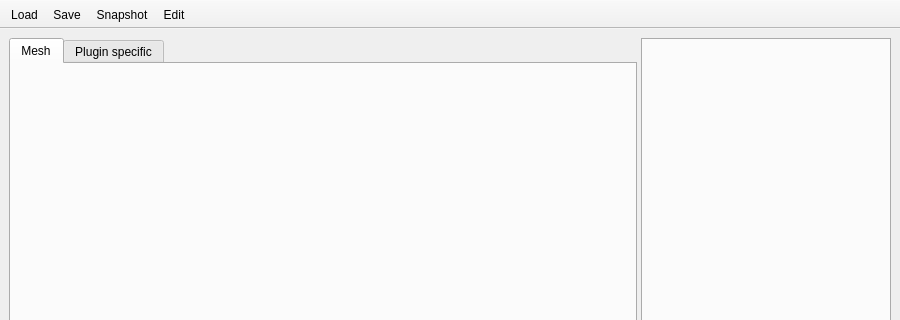
Before: the Qt Designer form SubVis/app/view/mainwindow.ui in sikessle/subvis, drawn with Qt 5; both pictures show x 0 to 900 and y 0 to 320 of the 900 by 700 pixel window.
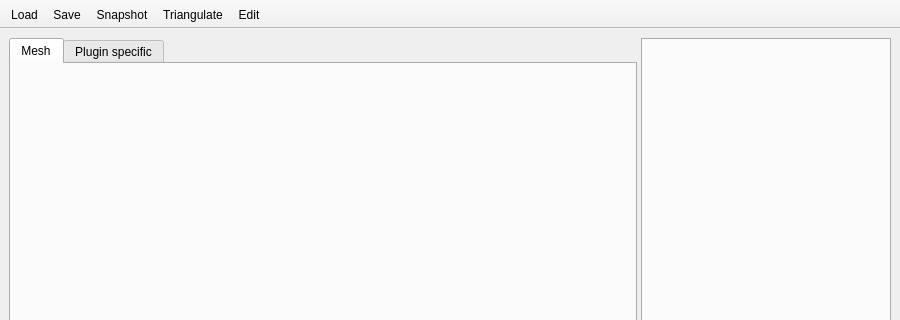
After: the same form once the commit is applied. Icons and pictures are not drawn. Custom widgets are drawn as their Qt base class.

Commit message: toolbar button: triangulate mesh

The edit to the form file:
```diff
--- a/SubVis/app/view/mainwindow.ui
+++ b/SubVis/app/view/mainwindow.ui
@@ -106,6 +106,7 @@
    <addaction name="action_load"/>
    <addaction name="action_save"/>
    <addaction name="action_snapshot"/>
+   <addaction name="action_triangulate"/>
    <addaction name="action_edit"/>
   </widget>
   <widget class="QStatusBar" name="statusbar"/>
@@ -164,6 +165,17 @@
     <string>Ctrl+E</string>
    </property>
   </action>
+  <action name="action_triangulate">
+   <property name="icon">
+    <iconset theme="document-page-setup"/>
+   </property>
+   <property name="text">
+    <string>Triangulate</string>
+   </property>
+   <property name="shortcut">
+    <string>Ctrl+T</string>
+   </property>
+  </action>
  </widget>
  <customwidgets>
   <customwidget>
```
The commit also changes 6 other files.
